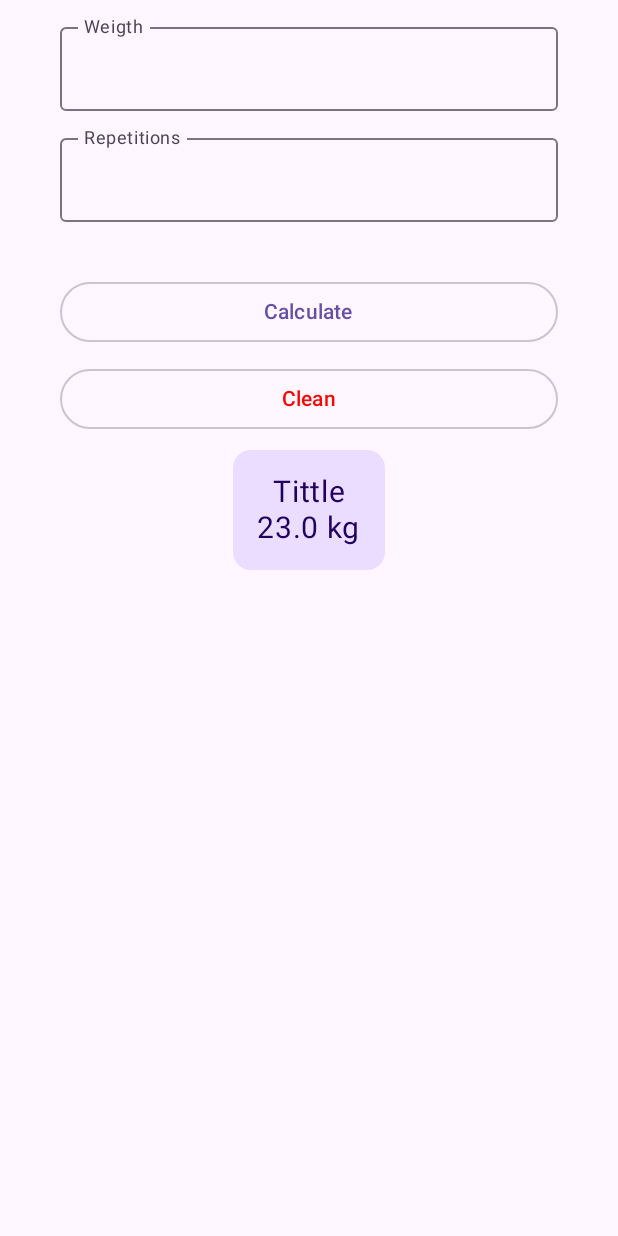
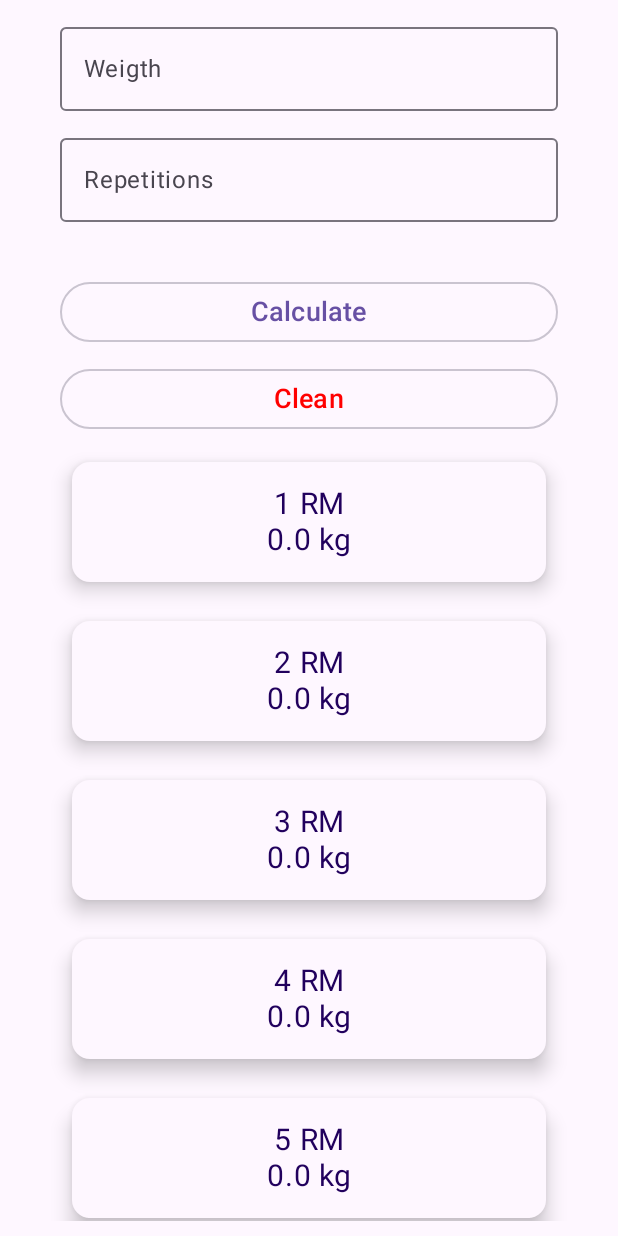
Before and after one commit to pipomadrid/MyRmCalculatorApp, an Android app built with Jetpack Compose: the composable ContentHomeView shown on its own in the app's theme, after a tap on "Clean", on a phone screen of 412 x 824 dp. Run offline under Robolectric (Android 15) with nearby library versions, the phone set to English and light mode, and no system bars.

Commit message:
add funcionality

```diff
--- a/app/src/main/java/com/example/myrmcalculatorapp/components/BodyComponent.kt
+++ b/app/src/main/java/com/example/myrmcalculatorapp/components/BodyComponent.kt
@@ -18,6 +18,7 @@ import androidx.compose.ui.graphics.Color
 import androidx.compose.ui.text.input.ImeAction
 import androidx.compose.ui.text.input.KeyboardType
 import androidx.compose.ui.unit.dp
+import androidx.compose.ui.unit.sp
 import com.example.myrmcalculatorapp.views.HomeView
 
 
@@ -70,7 +71,7 @@ fun MainButton(
             .fillMaxWidth()
             .padding(horizontal = 30.dp)
     ) {
-        Text (text=text)
+        Text (text=text, fontSize = 18.sp)
 
    }
 
--- a/app/src/main/java/com/example/myrmcalculatorapp/components/CardComponent.kt
+++ b/app/src/main/java/com/example/myrmcalculatorapp/components/CardComponent.kt
@@ -2,46 +2,74 @@ package com.example.myrmcalculatorapp.components
 
 import androidx.compose.foundation.layout.Arrangement
 import androidx.compose.foundation.layout.Column
+import androidx.compose.foundation.layout.fillMaxWidth
 import androidx.compose.foundation.layout.padding
+import androidx.compose.foundation.rememberScrollState
+import androidx.compose.foundation.verticalScroll
 import androidx.compose.material3.Card
-import androidx.compose.material3.CardColors
 import androidx.compose.material3.CardDefaults
 import androidx.compose.material3.MaterialTheme
 import androidx.compose.material3.Text
 import androidx.compose.runtime.Composable
 import androidx.compose.ui.Alignment
 import androidx.compose.ui.Modifier
-import androidx.compose.ui.graphics.Color
+import androidx.compose.ui.text.style.TextAlign
 import androidx.compose.ui.unit.dp
 import androidx.compose.ui.unit.sp
+import kotlin.math.round
 
+
+@Composable
+fun SevenCards(rm1:Double,modifier: Modifier = Modifier){
+       Column(
+           modifier
+               .fillMaxWidth()
+               .padding(horizontal = 30.dp)
+               .verticalScroll(rememberScrollState()),
+       ) {
+           MainCard("1 RM", rm1, Modifier)
+           SpacerH()
+           MainCard("2 RM", round((rm1 * 0.95)*100)/100.0, Modifier)
+           SpacerH()
+           MainCard("3 RM", round((rm1 * 0.93)*100)/100.0, Modifier)
+           SpacerH()
+           MainCard("4 RM", round((rm1 * 0.90)*100)/100.0, Modifier)
+           SpacerH()
+           MainCard("5 RM", round((rm1 * 0.87)*100)/100.0, Modifier)
+           SpacerH()
+           MainCard("6 RM", round((rm1 * 0.85)*100)/100.0, Modifier)
+           SpacerH()
+           MainCard("7 RM", round((rm1 * 0.83)*100)/100.0, Modifier)
+       }
+
+}
 @Composable
 fun MainCard(title:String,number:Double,modifier: Modifier = Modifier){
 
     Card(
-        modifier = modifier,
+        modifier = modifier.fillMaxWidth().padding(8.dp),
         colors = CardDefaults.cardColors(
-            containerColor = MaterialTheme.colorScheme.primaryContainer
+            containerColor = MaterialTheme.colorScheme.surface
         ),
-
+        elevation = CardDefaults.cardElevation(8.dp),
     ){
         Column(
             verticalArrangement = Arrangement.Center,
             horizontalAlignment = Alignment.CenterHorizontally,
-            modifier = Modifier.padding(16.dp)
+            modifier = Modifier.fillMaxWidth().padding(16.dp)
         ){
             Text(
                 text=title,
                 color = MaterialTheme.colorScheme.onPrimaryContainer,
-                fontSize = 20.sp
+                fontSize = 20.sp,
+                textAlign = TextAlign.Center
             )
             Text(
                 text="$number kg",
                 color = MaterialTheme.colorScheme.onPrimaryContainer,
-                fontSize = 20.sp
+                fontSize = 20.sp,
+                textAlign = TextAlign.Center
             )
-
-
         }
 
     }
--- a/app/src/main/java/com/example/myrmcalculatorapp/views/HomeView.kt
+++ b/app/src/main/java/com/example/myrmcalculatorapp/views/HomeView.kt
@@ -13,21 +13,23 @@ import androidx.compose.material3.Text
 import androidx.compose.material3.TopAppBarDefaults
 import androidx.compose.runtime.Composable
 import androidx.compose.runtime.getValue
+import androidx.compose.runtime.mutableStateListOf
 import androidx.compose.runtime.mutableStateOf
 import androidx.compose.runtime.remember
 import androidx.compose.runtime.setValue
+import androidx.compose.runtime.snapshots.SnapshotStateList
 import androidx.compose.ui.Alignment
 import androidx.compose.ui.Modifier
 import androidx.compose.ui.graphics.Color
 import androidx.compose.ui.text.input.ImeAction
-import androidx.compose.ui.text.style.TextDirection.Companion.Content
 import androidx.compose.ui.tooling.preview.Preview
 import androidx.compose.ui.unit.dp
+import androidx.compose.ui.unit.sp
 import com.example.myrmcalculatorapp.components.MainButton
-import com.example.myrmcalculatorapp.components.MainCard
 import com.example.myrmcalculatorapp.components.MainTextField
+import com.example.myrmcalculatorapp.components.SevenCards
 import com.example.myrmcalculatorapp.components.SpacerH
-import javax.crypto.BadPaddingException
+import kotlin.math.round
 
 
 @OptIn(ExperimentalMaterial3Api::class)
@@ -35,7 +37,9 @@ import javax.crypto.BadPaddingException
 fun HomeView() {
     Scaffold(topBar = {
         CenterAlignedTopAppBar(
-            title = { Text(text = "RM Calculator",color = MaterialTheme.colorScheme.onPrimary) },
+            title = {
+                Text(text = "RM Calculator", color = MaterialTheme.colorScheme.onPrimary, fontSize = 20.sp)
+            },
             colors = TopAppBarDefaults.centerAlignedTopAppBarColors(
                 containerColor = MaterialTheme.colorScheme.primary
             )
@@ -59,7 +63,8 @@ fun ContentHomeView(paddingValues: PaddingValues) {
         horizontalAlignment = Alignment.CenterHorizontally
     ) {
         var weigth by remember { mutableStateOf(" ") }
-        var repsNumber by remember { mutableStateOf(" ") }
+        var repsNumber by remember { mutableStateOf(" ")}
+        var rm1 by remember {mutableStateOf(0.0)}
         MainTextField(
             value = weigth,
             onValueChange = { weigth = it },
@@ -74,11 +79,18 @@ fun ContentHomeView(paddingValues: PaddingValues) {
             ImeAction.Done,
             true)
         SpacerH(36)
-        MainButton(text = "Calculate", onClick = {})
+        MainButton(text = "Calculate", onClick = {
+            rm1 = calculateRm(weigth,repsNumber)
+
+        })
         SpacerH()
-        MainButton(text = "Clean", Color.Red, onClick = {})
+        MainButton(text = "Clean", Color.Red, onClick = {
+            weigth = ""
+            repsNumber= ""
+            rm1 = 0.0
+        })
         SpacerH()
-        MainCard("Tittle",23.0,Modifier)
+        SevenCards(rm1)
 
     }
 
@@ -89,3 +101,11 @@ fun ContentHomeView(paddingValues: PaddingValues) {
 fun HomePreview() {
     HomeView()
 }
+
+fun calculateRm(weigth: String,repsNumber:String):Double {
+    val weigthDouble = weigth.toDouble()
+    val repsNumberDouble = repsNumber.toDouble()
+    val rm1 = weigthDouble / (1.0278 - (0.0278 * repsNumberDouble))
+    return round(rm1 * 100)/100.0
+
+}
```
